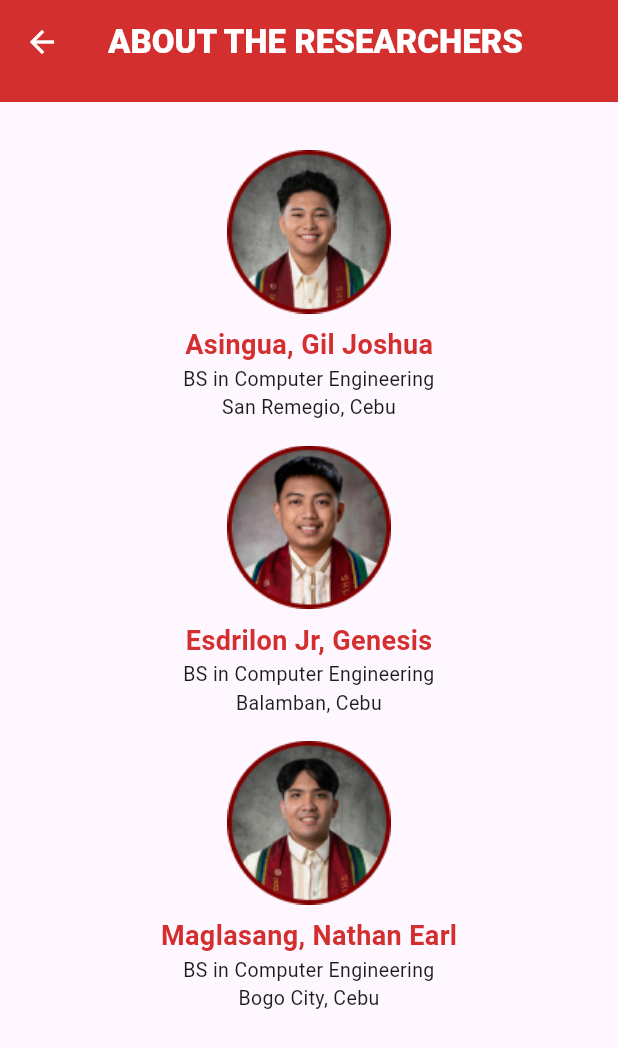
After one commit to Sliceofbanana/buoy_watch, a Flutter app: the screen it shows after launch, after a tap on the "menu" icon, after a tap on "About Us", on a phone screen of 412 x 824 dp. The commit adds this screen. Shown: the top 1048 px of the screen. Run offline on Flutter 3.47's test engine with Material 3 defaults, Android fonts, the phone set to English and light mode, and no system bars; our stand-ins replace google_maps_flutter, sliding_up_panel.

Commit message:
UPDATE: with AboutUs

```diff
--- /dev/null
+++ b/lib/AboutUsScreen.dart
@@ -0,0 +1,109 @@
+import 'package:flutter/material.dart';
+
+class AboutUsScreen extends StatelessWidget {
+  @override
+  Widget build(BuildContext context) {
+    return Scaffold(
+      appBar: AppBar(
+        title: Text(
+          'ABOUT THE RESEARCHERS',
+          style: TextStyle(
+            color: Colors.white,
+            fontWeight: FontWeight.w800,
+          ),
+        ),
+        backgroundColor: Colors.red[700],
+        iconTheme: IconThemeData(
+          color: Colors.white, // Change the back arrow to white
+        ),
+      ),
+      body: SingleChildScrollView(
+        child: Column(
+          children: [
+            Container(
+              width: double.infinity,
+              height: 12,
+              decoration: BoxDecoration(color: Colors.red[700]),
+            ),
+            Padding(
+              padding: const EdgeInsets.all(16.0),
+              child: Column(
+                children: [
+                  SizedBox(height: 16),
+                  Image.asset(
+                    "assets/Ellipse 6.png",
+                    width: 109,
+                    height: 109,
+                  ),
+                  SizedBox(height: 8),
+                  Text(
+                    "Asingua, Gil Joshua",
+                    style: TextStyle(
+                      color: Colors.red[700],
+                      fontSize: 18,
+                      fontWeight: FontWeight.w700,
+                    ),
+                  ),
+                  Text(
+                    "BS in Computer Engineering\nSan Remegio, Cebu",
+                    style: TextStyle(
+                      fontSize: 13,
+                      fontWeight: FontWeight.w400,
+                    ),
+                    textAlign: TextAlign.center,
+                  ),
+                  SizedBox(height: 16),
+                  Image.asset(
+                    "assets/Ellipse 7.png",
+                    width: 109,
+                    height: 109,
+                  ),
+                  SizedBox(height: 8),
+                  Text(
+                    "Esdrilon Jr, Genesis",
+                    style: TextStyle(
+                      color: Colors.red[700],
+                      fontSize: 18,
+                      fontWeight: FontWeight.w700,
+                    ),
+                  ),
+                  Text(
+                    "BS in Computer Engineering\nBalamban, Cebu",
+                    style: TextStyle(
+                      fontSize: 13,
+                      fontWeight: FontWeight.w400,
+                    ),
+                    textAlign: TextAlign.center,
+                  ),
+                  SizedBox(height: 16),
+                  Image.asset(
+                    "assets/Ellipse 8.png",
+                    width: 109,
+                    height: 109,
+                  ),
+                  SizedBox(height: 8),
+                  Text(
+                    "Maglasang, Nathan Earl",
+                    style: TextStyle(
+                      color: Colors.red[700],
+                      fontSize: 18,
+                      fontWeight: FontWeight.w700,
+                    ),
+                  ),
+                  Text(
+                    "BS in Computer Engineering\nBogo City, Cebu",
+                    style: TextStyle(
+                      fontSize: 13,
+                      fontWeight: FontWeight.w400,
+                    ),
+                    textAlign: TextAlign.center,
+                  ),
+                ],
+              ),
+            ),
+          ],
+        ),
+      ),
+    );
+  }
+}
--- a/lib/main.dart
+++ b/lib/main.dart
@@ -6,6 +6,7 @@ import 'dart:ui' as ui;
 import 'package:flutter/services.dart' show rootBundle;
 
 import 'panel_widget.dart';
+import 'AboutUsScreen.dart';
 
 void main() {
   runApp(MyApp());
@@ -41,6 +42,8 @@ class _MapScreenState extends State<MapScreen> {
       ValueNotifier<double>(16.0);
   final ValueNotifier<bool> _isPanelOpenNotifier = ValueNotifier<bool>(false);
   final ValueNotifier<bool> _isDrawerOpenNotifier = ValueNotifier<bool>(false);
+  final ValueNotifier<bool> _isInfoWindowOpenNotifier =
+      ValueNotifier<bool>(false);
   final ScrollController _scrollController = ScrollController();
   final Set<Marker> _markers = {};
 
@@ -50,6 +53,7 @@ class _MapScreenState extends State<MapScreen> {
     _fabPositionNotifier.dispose();
     _isPanelOpenNotifier.dispose();
     _isDrawerOpenNotifier.dispose();
+    _isInfoWindowOpenNotifier.dispose();
     _scrollController.dispose();
     super.dispose();
   }
@@ -109,6 +113,10 @@ class _MapScreenState extends State<MapScreen> {
           markerId: MarkerId('customMarker'),
           position: LatLng(11.083018, 123.931450),
           icon: BitmapDescriptor.fromBytes(markerIcon),
+          onTap: () {
+            _isInfoWindowOpenNotifier.value = true;
+            _panelController.close();
+          },
         ),
       );
     });
@@ -125,6 +133,7 @@ class _MapScreenState extends State<MapScreen> {
   @override
   Widget build(BuildContext context) {
     final screenHeight = MediaQuery.of(context).size.height;
+    final screenWidth = MediaQuery.of(context).size.width;
     final fabHeightClosed = screenHeight - 735;
     final fabHeightOpened = screenHeight - 290;
     final forecastData = generateForecastData();
@@ -135,7 +144,9 @@ class _MapScreenState extends State<MapScreen> {
         child: ListView(
           padding: EdgeInsets.zero,
           children: <Widget>[
-            DrawerHeader(
+            Container(
+              height: 123, // Adjust the height here
+              child: DrawerHeader(
                 decoration: BoxDecoration(
                   color: Colors.red[700],
                 ),
@@ -147,17 +158,33 @@ class _MapScreenState extends State<MapScreen> {
                   ),
                 ),
               ),
+            ),
             ListTile(
-              leading: Icon(Icons.info),
-              title: Text('About Us'),
+              leading: Icon(Icons.group),
+              title: Text(
+                'About Us',
+                style: TextStyle(
+                  fontSize: 16,
+                  fontWeight: FontWeight.w500,
+                ),
+              ),
               onTap: () {
-                Navigator.pop(context);
-                _isDrawerOpenNotifier.value = false;
+                Navigator.pop(context); // Close the drawer
+                Navigator.push(
+                  context,
+                  MaterialPageRoute(builder: (context) => AboutUsScreen()),
+                );
               },
             ),
             ListTile(
               leading: Icon(Icons.feedback),
-              title: Text('Feedback'),
+              title: Text(
+                'Feedback',
+                style: TextStyle(
+                  fontSize: 16,
+                  fontWeight: FontWeight.w500,
+                ),
+              ),
               onTap: () {
                 Navigator.pop(context);
                 _isDrawerOpenNotifier.value = false;
@@ -170,7 +197,7 @@ class _MapScreenState extends State<MapScreen> {
         children: [
           GoogleMap(
             myLocationButtonEnabled: false,
-            zoomControlsEnabled: false,
+            zoomControlsEnabled: true, // Enable zoom controls
             initialCameraPosition: _initialCameraPosition,
             onMapCreated: (controller) => _googleMapController = controller,
             markers: _markers,
@@ -220,6 +247,88 @@ class _MapScreenState extends State<MapScreen> {
                 },
               ),
             ),
+          ),
+          ValueListenableBuilder<bool>(
+            valueListenable: _isInfoWindowOpenNotifier,
+            builder: (context, isInfoWindowOpen, child) {
+              if (isInfoWindowOpen) {
+                return Align(
+                  alignment: Alignment.center,
+                  child: Container(
+                    width: screenWidth * 0.8,
+                    padding: EdgeInsets.all(16),
+                    decoration: BoxDecoration(
+                      color: Colors.white,
+                      borderRadius: BorderRadius.circular(16),
+                      boxShadow: [
+                        BoxShadow(
+                          color: Colors.black26,
+                          blurRadius: 10,
+                          offset: Offset(0, 5),
+                        ),
+                      ],
+                    ),
+                    child: Column(
+                      mainAxisSize: MainAxisSize.min,
+                      children: [
+                        Align(
+                          alignment: Alignment.center,
+                          child: Text(
+                            'Buoy\'s Status',
+                            style: TextStyle(
+                              fontSize: 18,
+                              fontWeight: FontWeight.bold,
+                            ),
+                          ),
+                        ),
+                        SizedBox(
+                            height: 8.0), // Space between title and first data
+                        Align(
+                          alignment: Alignment.center,
+                          child: Text('X-axis: 1.23'),
+                        ),
+                        SizedBox(
+                            height: 8.0), // Space between X-axis and Y-axis
+                        Align(
+                          alignment: Alignment.center,
+                          child: Text('Y-axis: 4.56'),
+                        ),
+                        SizedBox(
+                            height: 8.0), // Space between Y-axis and Z-axis
+                        Align(
+                          alignment: Alignment.center,
+                          child: Text('Z-axis: 7.89'),
+                        ),
+                        SizedBox(
+                            height:
+                                8.0), // Space between Z-axis and Tilt Status
+                        Align(
+                          alignment: Alignment.center,
+                          child: Text('Tilt Status: Stable'),
+                        ),
+                        SizedBox(height: 16.0), // Space before the button
+                        Center(
+                          child: ElevatedButton(
+                            onPressed: () {
+                              _isInfoWindowOpenNotifier.value = false;
+                            },
+                            style: ElevatedButton.styleFrom(
+                              backgroundColor: Colors.red[700],
+                            ),
+                            child: Text(
+                              'Close',
+                              style: TextStyle(color: Colors.white),
+                            ),
+                          ),
+                        ),
+                      ],
+                    ),
+                  ),
+                );
+              } else {
+                return SizedBox.shrink();
+              }
+            },
           ),
           ValueListenableBuilder<bool>(
             valueListenable: _isPanelOpenNotifier,
--- a/lib/panel_widget.dart
+++ b/lib/panel_widget.dart
@@ -34,17 +34,23 @@ class _PanelWidgetState extends State<PanelWidget> {
 
   @override
   Widget build(BuildContext context) {
-    final formattedDate =
-        DateFormat('yyyy-MM-dd – hh:mm:ss a').format(_currentTime);
+    final formattedDate = DateFormat('MM/dd/yy – hh:mm a').format(_currentTime);
+    final screenWidth = MediaQuery.of(context).size.width;
+    final screenHeight = MediaQuery.of(context).size.height;
+    final paddingHorizontal = screenWidth * 0.05;
+    final paddingVertical = screenHeight * 0.01;
+    final cardPadding = screenWidth * 0.025;
+    final cardFontSize = screenWidth * 0.045;
+    final iconSize = screenWidth * 0.06;
 
     return Padding(
-      padding: const EdgeInsets.all(0),
+      padding: EdgeInsets.all(0),
       child: Container(
         decoration: BoxDecoration(
           color: Colors.transparent, // Outer container is transparent
         ),
         child: Padding(
-          padding: const EdgeInsets.all(0), // Remove inner padding
+          padding: EdgeInsets.all(0), // Remove inner padding
           child: Container(
             decoration: BoxDecoration(
               color: Colors.white, // Inner panel background
@@ -56,55 +62,66 @@ class _PanelWidgetState extends State<PanelWidget> {
                 // Handle Indicator
                 Center(
                   child: Container(
-                    width: 60,
+                    width: screenWidth * 0.15,
                     height: 5,
                     decoration: BoxDecoration(
                       color: Colors.grey,
                       borderRadius: BorderRadius.circular(10),
                     ),
-                    margin: const EdgeInsets.only(top: 15, bottom: 25),
+                    margin: EdgeInsets.only(top: 15, bottom: 25),
                   ),
                 ),
                 Padding(
-                  padding: const EdgeInsets.symmetric(
-                      horizontal: 20.0), // Adjust padding
+                  padding: EdgeInsets.symmetric(
+                      horizontal: paddingHorizontal), // Adjust padding
                   child: Column(
                     crossAxisAlignment: CrossAxisAlignment.start,
                     children: [
                       Row(
                         children: [
-                          Icon(Icons.calendar_today, color: Colors.red[700]),
+                          Icon(Icons.calendar_today,
+                              color: Colors.red[700], size: iconSize),
                           SizedBox(width: 8),
                           Text("Date and Time: ",
-                              style: TextStyle(fontSize: 16)),
-                          Text(formattedDate,
-                              style:
-                                  TextStyle(fontSize: 16, color: Colors.black)),
+                              style: TextStyle(fontSize: cardFontSize)),
+                          Expanded(
+                            child: Text(
+                              formattedDate,
+                              style: TextStyle(
+                                  fontSize: cardFontSize, color: Colors.black),
+                              overflow: TextOverflow.ellipsis,
+                            ),
+                          ),
                         ],
                       ),
-                      SizedBox(height: 10),
+                      SizedBox(height: paddingVertical),
                       Row(
                         children: [
-                          Icon(Icons.cloud, color: Colors.red[700]),
+                          Icon(Icons.cloud,
+                              color: Colors.red[700], size: iconSize),
                           SizedBox(width: 8),
                           Text("Weather Conditions: ",
-                              style: TextStyle(fontSize: 16)),
-                          Text("RED ALERT",
-                              style: TextStyle(
-                                  color: Colors.red,
-                                  fontSize: 16,
-                                  fontWeight: FontWeight.bold)),
-                          Icon(Icons.warning, color: Colors.red),
+                              style: TextStyle(fontSize: cardFontSize)),
+                          Text(
+                            "RED ALERT",
+                            style: TextStyle(
+                                color: Colors.red,
+                                fontSize: cardFontSize,
+                                fontWeight: FontWeight.bold),
+                          ),
+                          Icon(Icons.warning,
+                              color: Colors.red, size: iconSize),
                         ],
                       ),
-                      SizedBox(height: 20),
+                      SizedBox(height: paddingVertical * 2),
                     ],
                   ),
                 ),
                 Expanded(
                   child: Padding(
-                    padding: const EdgeInsets.symmetric(
-                        horizontal: 10.0, vertical: 15.0), // Adjust padding
+                    padding: EdgeInsets.symmetric(
+                        horizontal: cardPadding,
+                        vertical: paddingVertical), // Adjust padding
                     child: GridView.count(
                       crossAxisCount: 2,
                       padding: EdgeInsets.all(0),
@@ -127,24 +144,28 @@ class _PanelWidgetState extends State<PanelWidget> {
   }
 
   Widget _buildWeatherCard(String title, String value) {
+    final screenWidth = MediaQuery.of(context).size.width;
+    final cardFontSize = screenWidth * 0.045;
+    final valueFontSize = screenWidth * 0.06;
+
     return Card(
       elevation: 0, // Remove the shadow
       shape: RoundedRectangleBorder(
         borderRadius: BorderRadius.circular(20), // Rounded corners
       ),
       child: Padding(
-        padding: const EdgeInsets.all(0),
+        padding: const EdgeInsets.all(8.0),
         child: Column(
           mainAxisAlignment: MainAxisAlignment.center,
           children: [
             Text(
               value,
-              style: TextStyle(fontSize: 24, color: Colors.red),
+              style: TextStyle(fontSize: valueFontSize, color: Colors.red),
             ),
             SizedBox(height: 10),
             Text(
               title,
-              style: TextStyle(fontSize: 18, color: Colors.black),
+              style: TextStyle(fontSize: cardFontSize, color: Colors.black),
             ),
           ],
         ),
--- a/pubspec.yaml
+++ b/pubspec.yaml
@@ -63,6 +63,9 @@ flutter:
 
   assets:
     - assets/Rectangle22.png
+    - assets/Ellipse 6.png
+    - assets/Ellipse 7.png
+    - assets/Ellipse 8.png
 
   # To add assets to your application, add an assets section, like this:
   # assets:
```
Also changed, not shown: assets/Ellipse 6.png (added), assets/Ellipse 7.png (added), assets/Ellipse 8.png (added). Lines whose indentation alone changed are shown as unchanged.
